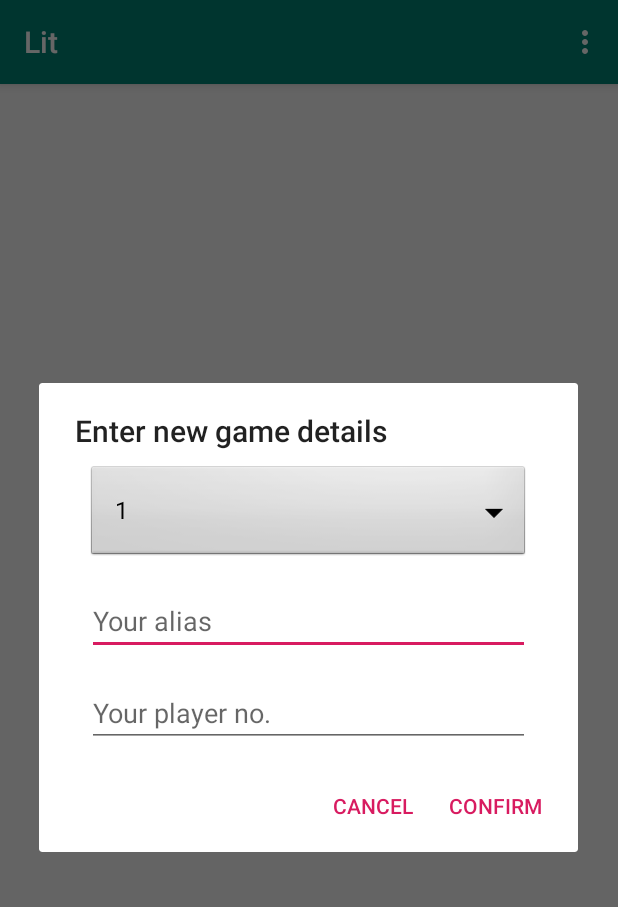
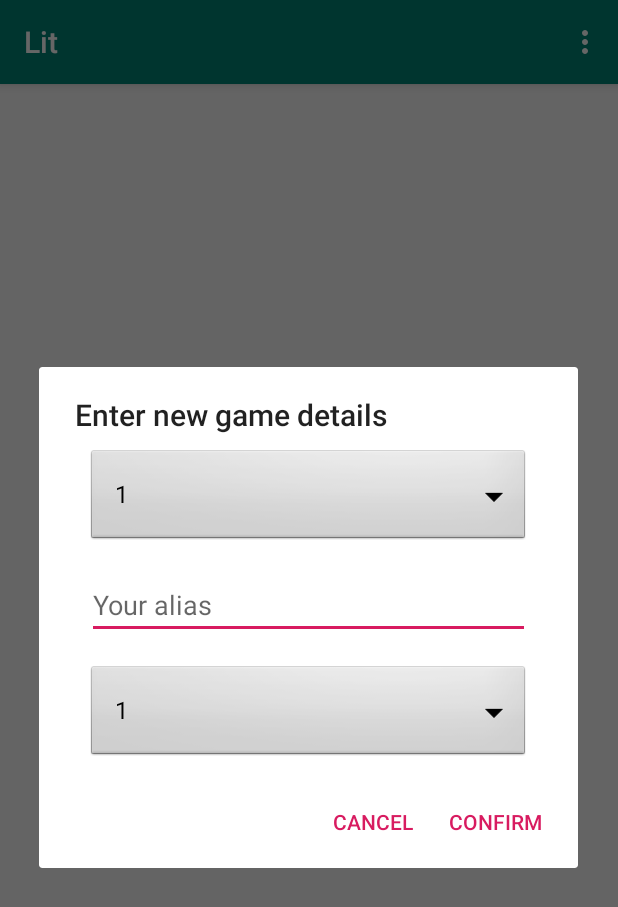
Before and after one commit to mr-dr/dojo, an Android app: the InitGameFragment screen opened directly, with no data from a screen before it, after a tap on "Create Room", on a phone screen of 412 x 824 dp. Shown: the top 907 px of the screen. Run offline under Robolectric (Android 15) with nearby library versions, the phone set to English and light mode, and no system bars; our stand-ins replace Volley.

Commit message:
Second Set Of Changes

```diff
--- a/app/src/main/java/com/dojo/lit/activity/GamesListActivity.kt
+++ b/app/src/main/java/com/dojo/lit/activity/GamesListActivity.kt
@@ -12,17 +12,18 @@ import kotlinx.android.synthetic.main.activity_main.*
 
 class GamesListActivity : BaseActivity() {
     private var tv: TextView? = null
-
+    private var gamelist=  ArrayList<String>()
     override fun onCreate(savedInstanceState: Bundle?) {
         super.onCreate(savedInstanceState)
         setContentView(R.layout.activity_main)
         tv = findViewById(R.id.tv)
         tv?.text = "GamesList Screen\n" + tv?.text // fixme
 
-        tv?.setOnClickListener { view -> // temp impl
+        if (gamelist.size <= 1) {
             val intent = Intent(this, LitGameActivity::class.java)
             startActivity(intent)
         }
+
     }
 
     override fun onCreateOptionsMenu(menu: Menu): Boolean {
--- a/app/src/main/java/com/dojo/lit/lit/fragment/InitGameFragment.kt
+++ b/app/src/main/java/com/dojo/lit/lit/fragment/InitGameFragment.kt
@@ -19,8 +19,7 @@ import com.dojo.lit.lit.activity.LitGameActivity
 import com.dojo.lit.lit.model.CreateRoomResponse
 import com.dojo.lit.network.ApiListeners
 import com.dojo.lit.util.TextUtil
-
-
+import java.util.*
 
 
 class InitGameFragment : BaseFragment() {
@@ -134,20 +133,25 @@ class InitGameFragment : BaseFragment() {
         val logsCountTv = layout.findViewById<Spinner>(R.id.logs_count_dropdown)
         val gameIdTv = layout.findViewById<EditText>(R.id.game_code_tv)
         val aliasTv = layout.findViewById<EditText>(R.id.alias_tv)
-        val playerNoTv = layout.findViewById<EditText>(R.id.player_no_tv)
+        val playerNoTv = layout.findViewById<Spinner>(R.id.player_no_tv)
         val errorMessageTv = layout.findViewById<View>(R.id.error_msg_tv)
 
-        val arr = ArrayList<String>(5)
-        arr.add("1")
-        arr.add("2")
-        arr.add("3")
-        arr.add("4")
-        arr.add("5")
+        val log_count_array = Arrays.asList("1","2","3","4","5")
+        val player_no_array = Arrays.asList("1","2","3","4","5","6")
+
         logsCountTv.setAdapter(
             ArrayAdapter(
                 context!!,
                 android.R.layout.simple_spinner_dropdown_item,
-                arr
+                log_count_array
+            )
+        )
+
+        playerNoTv.setAdapter(
+            ArrayAdapter(
+                context!!,
+                android.R.layout.simple_spinner_dropdown_item,
+                player_no_array
             )
         )
 
@@ -164,7 +168,7 @@ class InitGameFragment : BaseFragment() {
             logsDialogInput = logsCountTv.selectedItem.toString()
             gameIdDialogInput = gameIdTv.text.toString()
             aliasDialogInput = aliasTv.text.toString()
-            playerNoDialogInput = playerNoTv.text.toString()
+            playerNoDialogInput = playerNoTv.selectedItem.toString()
             if((DialogTypes.CREATE_ROOM == dialogType && TextUtils.isEmpty(logsDialogInput))
                 || (DialogTypes.JOIN_ROOM == dialogType && TextUtils.isEmpty(gameIdDialogInput))
                 || TextUtils.isEmpty(aliasDialogInput)
--- a/app/src/main/res/layout/init_lit_dialog.xml
+++ b/app/src/main/res/layout/init_lit_dialog.xml
@@ -45,16 +45,17 @@
         android:layout_marginLeft="@dimen/standard_margin_double"
         android:layout_marginRight="@dimen/standard_margin_double"/>
 
-    <EditText
+    <Spinner
         android:id="@+id/player_no_tv"
         android:layout_width="match_parent"
         android:layout_height="wrap_content"
-        android:inputType="number"
+        android:background="@android:drawable/btn_dropdown"
         android:hint="@string/your_player_no"
         android:layout_marginTop="@dimen/standard_margin_half"
         android:layout_marginBottom="@dimen/standard_margin_half"
         android:layout_marginLeft="@dimen/standard_margin_double"
-        android:layout_marginRight="@dimen/standard_margin_double"/>
+        android:layout_marginRight="@dimen/standard_margin_double"
+        android:spinnerMode="dropdown"/>
         />
 
 </LinearLayout>
--- a/app/src/main/res/values/dimens.xml
+++ b/app/src/main/res/values/dimens.xml
@@ -8,6 +8,7 @@
     <dimen name="standard_margin_xx_double">80dp</dimen>
     <dimen name="standard_margin_xxx_double">128dp</dimen>
     <dimen name="standard_margin_half">8dp</dimen>
+    <dimen name="standard_in_hand_collapsed_margin">-25dp</dimen>
     <dimen name="playing_card_height">100dp</dimen>
     <dimen name="playing_card_width">65dp</dimen>
     <dimen name="cell_padding">6dp</dimen>
--- a/app/src/main/res/values/strings.xml
+++ b/app/src/main/res/values/strings.xml
@@ -81,7 +81,7 @@
     <string name="its_your_turn">It\'s your turn to play</string>
     <string name="your_score">Apna Score\n%s</string>
     <string name="your_alias">%s</string>
-    <string name="opponent_score">Paraya Score\n%s</string>
+    <string name="opponent_score">Unka Score\n%s</string>
     <string name="log_template_took">%1$s took %3$s from %2$s</string>
     <string name="log_template_ask">%1$s asked %2$s for %3$s</string>
     <string name="you">You</string>
```
Also changed, not shown: app/src/main/java/com/dojo/lit/lit/fragment/PlayGameFragment.kt (+44 -10 lines), app/src/main/java/com/dojo/lit/lit/presenter/PlayGamePresenter.kt (+1 -20 lines), app/src/main/res/layout/fragment_play_lit.xml (+16 -6 lines).
